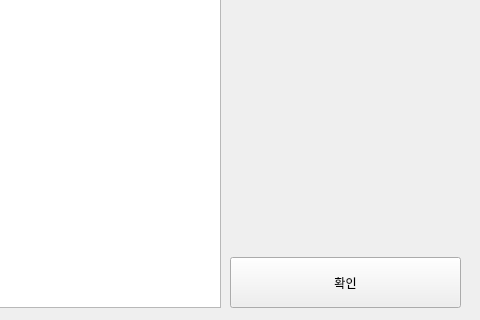
Above: forms/crawlingform.ui from BlessingDev/Korean-Light-Novel-Analyzer before the change; both pictures show x 90 to 570 and y 253 to 573 of the 570 by 573 pixel window. Below: the same form after it.
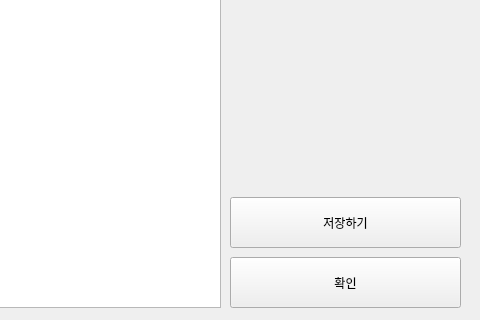
That is the form after the change.

Commit message: Now Log file is produced when search is ended crawl gui is changed

Diff of the .ui file:
```diff
--- a/forms/crawlingform.ui
+++ b/forms/crawlingform.ui
@@ -46,6 +46,19 @@
     <string>확인</string>
    </property>
   </widget>
+  <widget class="QPushButton" name="pushButton_2">
+   <property name="geometry">
+    <rect>
+     <x>320</x>
+     <y>450</y>
+     <width>231</width>
+     <height>51</height>
+    </rect>
+   </property>
+   <property name="text">
+    <string>저장하기</string>
+   </property>
+  </widget>
  </widget>
  <resources/>
  <connections/>
```
The commit also changes 4 other files.
